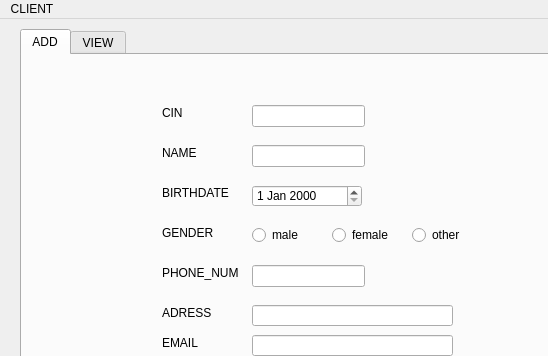
This is mainwindow.ui in Meulonn/Portal as Qt 5 draws it before an edit; both pictures show x 0 to 548 and y 0 to 356 of the 796 by 460 pixel window. The edited form follows.
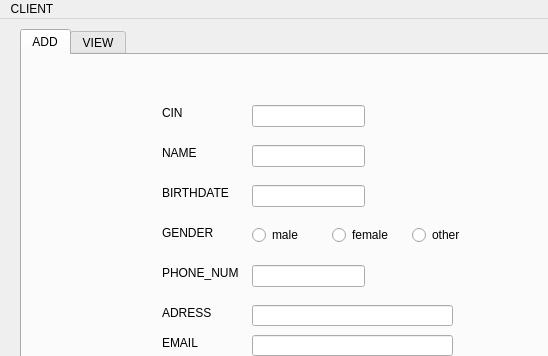
This is the edited form.

Diff of the .ui file:
```diff
--- a/mainwindow.ui
+++ b/mainwindow.ui
@@ -157,12 +157,12 @@
        </rect>
       </property>
      </widget>
-     <widget class="QDateEdit" name="dateEdit">
+     <widget class="QLineEdit" name="lineEdit_birthday">
       <property name="geometry">
        <rect>
         <x>230</x>
         <y>130</y>
-        <width>110</width>
+        <width>113</width>
         <height>22</height>
        </rect>
       </property>
```
Left out of the diff: 48 changed lines with no effect on the pictures.
